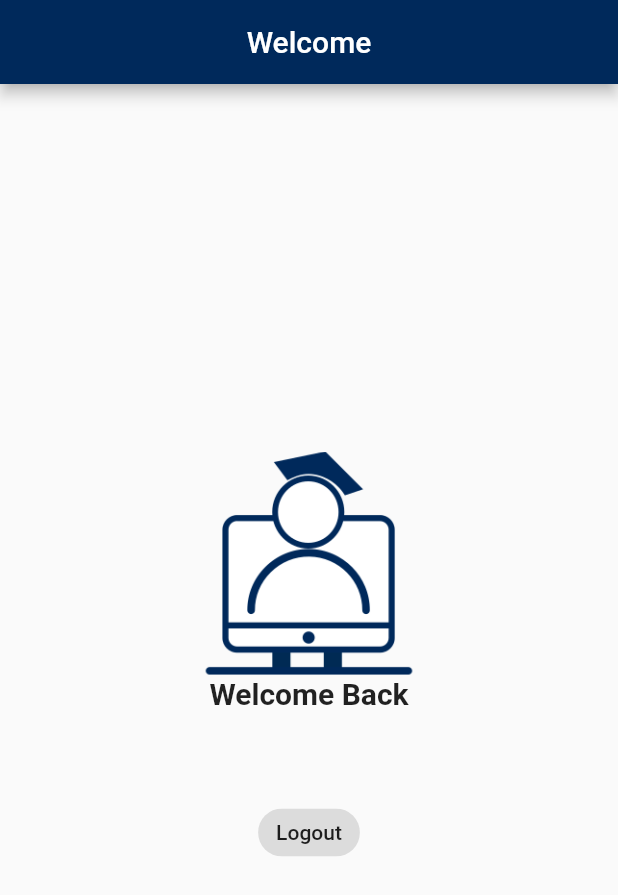
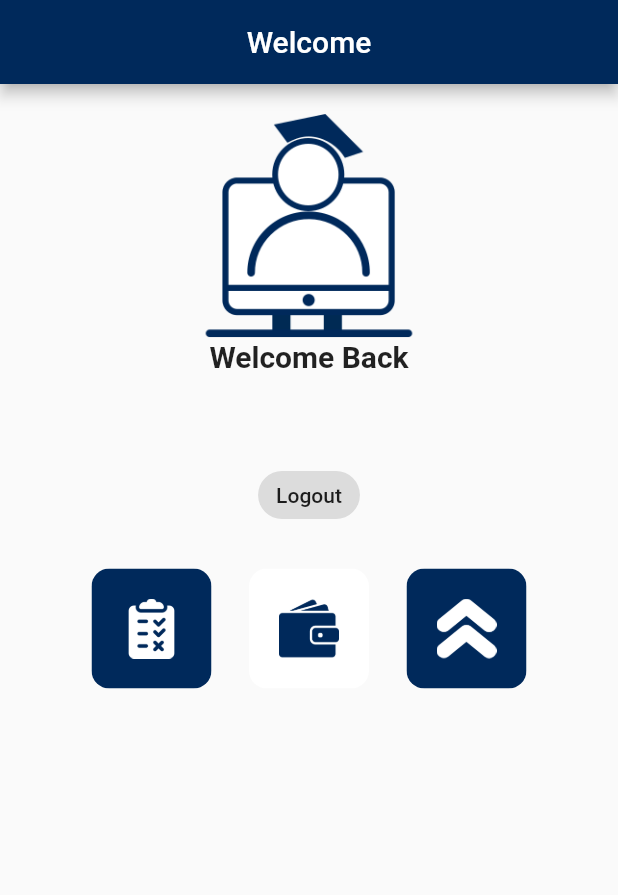
Before and after one commit to DO-DDY/graduationproject-implementation, a Flutter app: the HomeScreen screen opened directly, on a phone screen of 412 x 824 dp. Shown: the top 895 px of the screen. Run offline on Flutter 3.47's test engine with Material 2 defaults, Android fonts, the phone set to English and light mode, and no system bars; our stand-ins replace cloud_firestore, firebase_auth, firebase_core, fluttertoast; accounts and stored records are empty.

Commit message:
icons for main page & fix email validations

```diff
--- a/lib/screens/home_screen.dart
+++ b/lib/screens/home_screen.dart
@@ -1,8 +1,11 @@
 import 'package:cloud_firestore/cloud_firestore.dart';
 import 'package:firebase_auth/firebase_auth.dart';
 import 'package:flutter/material.dart';
+import 'package:flutter/services.dart';
 import 'package:graduationprojectyarb/model/user_model.dart';
 import 'package:graduationprojectyarb/screens/login_screen.dart';
+
+import '../config/constant.dart';
 
 class HomeScreen extends StatefulWidget {
   const HomeScreen({Key? key}) : super(key: key);
@@ -35,11 +38,12 @@ class _HomeScreenState extends State<HomeScreen> {
         title: Text("Welcome"),
         centerTitle: true,
       ),
-      body: Center(
+      body: SafeArea(
+        child: Center(
           child: Padding(
             padding: EdgeInsets.all(20),
             child: Column(
-            mainAxisAlignment: MainAxisAlignment.center,
+              mainAxisAlignment: MainAxisAlignment.start,
               crossAxisAlignment: CrossAxisAlignment.center,
               children: <Widget>[
                 SizedBox(
@@ -77,8 +81,87 @@ class _HomeScreenState extends State<HomeScreen> {
                   label: Text("Logout"),
                   onPressed: () {
                     logout(context);
-                  })
+                  },
+                ),
+                SizedBox(
+                  height: 25,
+                ),
+                Row(
+                  mainAxisAlignment: MainAxisAlignment.center,
+                  children: <Widget>[
+                    ClipRRect(
+                      borderRadius: BorderRadius.circular(12),
+                      child: InkWell(
+                        onTap: () {
+                          ScaffoldMessenger.of(context).showSnackBar(
+                            const SnackBar(
+                              content: Text('left'),
+                            ),
+                          );
+                        },
+                        child: Container(
+                          height: 80,
+                          color: Constant.color,
+                          padding: EdgeInsets.all(20),
+                          child: Image.asset(
+                            "assets/exam.png",
+                            color: Colors.white,
+                          ),
+                        ),
+                      ),
+                    ),
+                    SizedBox(
+                      width: 25,
+                    ),
+                    ClipRRect(
+                      borderRadius: BorderRadius.circular(12),
+                      child: InkWell(
+                        onTap: () {
+                          ScaffoldMessenger.of(context).showSnackBar(
+                            const SnackBar(
+                              content: Text('middle'),
+                            ),
+                          );
+                        },
+                        child: Container(
+                          height: 80,
+                          color: Colors.white,
+                          padding: EdgeInsets.all(20),
+                          child: Image.asset(
+                            "assets/wallet.png",
+                            color: Constant.color,
+                          ),
+                        ),
+                      ),
+                    ),
+                    SizedBox(
+                      width: 25,
+                    ),
+                    ClipRRect(
+                      borderRadius: BorderRadius.circular(12),
+                      child: InkWell(
+                        onTap: () {
+                          ScaffoldMessenger.of(context).showSnackBar(
+                            const SnackBar(
+                              content: Text('last right'),
+                            ),
+                          );
+                        },
+                        child: Container(
+                          height: 80,
+                          color: Constant.color,
+                          padding: EdgeInsets.all(20),
+                          child: Image.asset(
+                            "assets/level.png",
+                            color: Colors.white,
+                          ),
+                        ),
+                      ),
+                    )
                   ],
+                ),
+              ],
+            ),
           ),
         ),
       ),
--- a/lib/screens/login_screen.dart
+++ b/lib/screens/login_screen.dart
@@ -35,7 +35,7 @@ class _LoginScreenState extends State<LoginScreen> {
           return ("Please Enter Your Email");
         }
         //reg expression for email validation
-        if (!RegExp("^[a-zA-Z0-9+_.-]+@[a-zA-Z0-9.-]+.[a-z]").hasMatch(value)) {
+        if (!RegExp('[a-z0-9]+@[a-z]+\.[a-z]{2,3}').hasMatch(value)) {
           return ("Please Enter a valid email");
         }
         return null;
--- a/lib/screens/registration_screen.dart
+++ b/lib/screens/registration_screen.dart
@@ -91,7 +91,7 @@ class _RegistrationScreenState extends State<RegistrationScreen> {
           return ("Please Enter Your Email");
         }
         //reg expression for email validation
-        if (!RegExp("^[a-zA-Z0-9+_.-]+@[a-zA-Z0-9.-]+.[a-z]").hasMatch(value)) {
+        if (!RegExp('[a-z0-9]+@[a-z]+\.[a-z]{2,3}').hasMatch(value)) {
           return ("Please Enter a valid email");
         }
         return null;
--- a/pubspec.yaml
+++ b/pubspec.yaml
@@ -38,6 +38,7 @@ dependencies:
   firebase_auth: ^3.3.19
   firebase_core: ^1.17.1
   fluttertoast: ^8.0.9
+  google_fonts: ^3.0.1
 
 dev_dependencies:
   flutter_test:
@@ -63,7 +64,7 @@ flutter:
 
   # To add assets to your application, add an assets section, like this:
   assets:
-    - assets/logo.png
+    - assets/
 
   # An image asset can refer to one or more resolution-specific "variants", see
   # https://flutter.dev/assets-and-images/#resolution-aware
```
Also changed, not shown: assets/exam.png (added), assets/level.png (added), assets/money.png (added), assets/todo.png (added), assets/wallet.png (added), pubspec.lock, 1 other file. Lines whose indentation alone changed are shown as unchanged.
